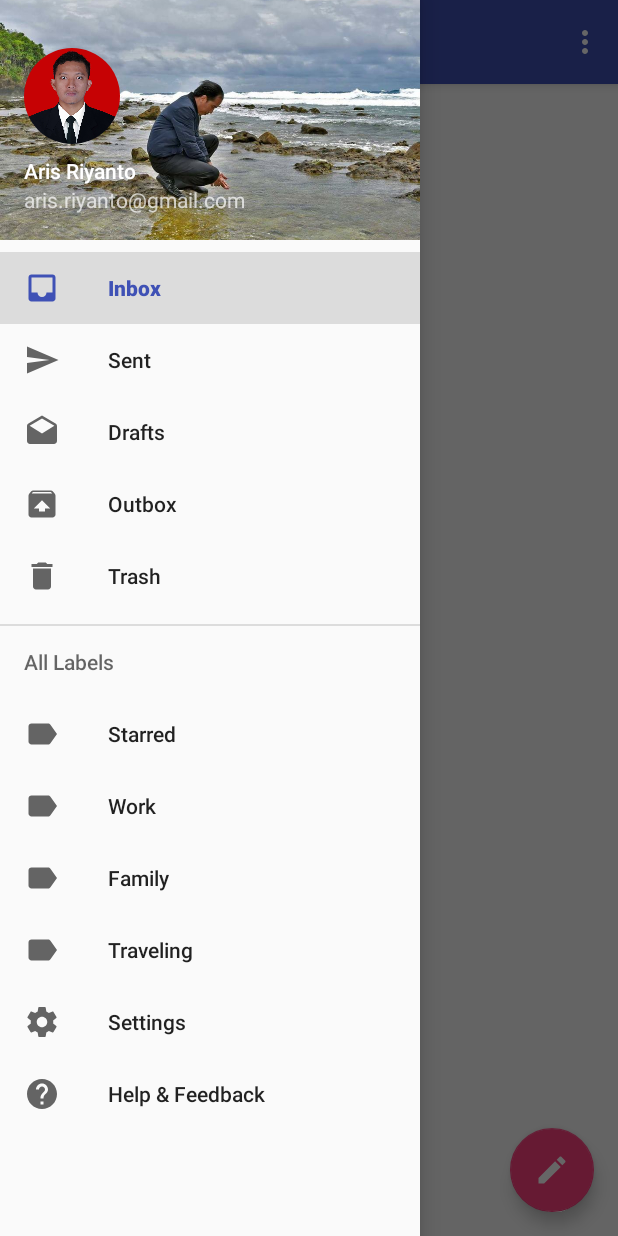
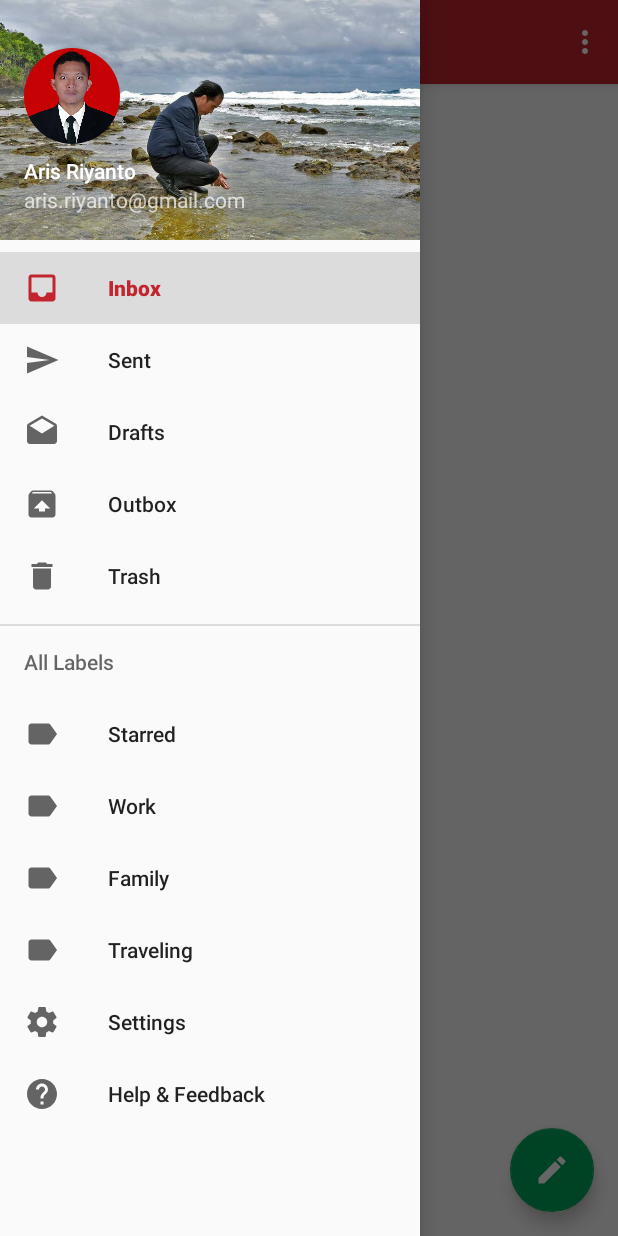
Before and after one commit to edof/Emailku, an Android app: the screen it shows after launch (MainActivity), with the side drawer open, on a phone screen of 412 x 824 dp. Run offline under Robolectric (Android 15) with nearby library versions, the phone set to English and light mode, and no system bars; our stand-ins replace CircleImageView, Volley; network calls fail.

Commit message:
Menambahkan permission INTERNET, recyclerview, swipe refresh layout, JSON converter, toggle star, recyclerview divider, volley singleton

```diff
--- a/app/build.gradle
+++ b/app/build.gradle
@@ -20,11 +20,10 @@ android {
 }
 
 dependencies {
-    compile fileTree(dir: 'libs', include: ['*.jar'])
+    compile fileTree(include: ['*.jar'], dir: 'libs')
     androidTestCompile('com.android.support.test.espresso:espresso-core:2.2.2', {
         exclude group: 'com.android.support', module: 'support-annotations'
     })
-
     //additional dependencies
     compile 'com.android.support:appcompat-v7:25.3.1'
     compile 'com.android.support:design:25.3.1'
@@ -36,4 +35,6 @@ dependencies {
     compile 'com.github.bumptech.glide:glide:3.7.0'
     compile 'de.hdodenhof:circleimageview:2.1.0'
     testCompile 'junit:junit:4.12'
+    compile files('libs/gson-2.2.4.jar')
+    compile files('libs/KGJsonConverter.jar')
 }
--- a/app/src/main/AndroidManifest.xml
+++ b/app/src/main/AndroidManifest.xml
@@ -1,6 +1,8 @@
 <?xml version="1.0" encoding="utf-8"?>
 <manifest xmlns:android="http://schemas.android.com/apk/res/android"
     package="com.mabesstudio.emailku">
+
+    <uses-permission android:name="android.permission.INTERNET"/>
 
     <application
         android:allowBackup="true"
--- a/app/src/main/java/com/mabesstudio/emailku/activity/MainActivity.java
+++ b/app/src/main/java/com/mabesstudio/emailku/activity/MainActivity.java
@@ -145,7 +145,7 @@ public class MainActivity extends AppCompatActivity {
         if (manager != null) {
             FragmentTransaction transaction = manager.beginTransaction();
             if (transaction != null){
-                transaction.replace(R.id.root_layout, fragment);
+                transaction.replace(R.id.root_layout, fragment, "fragment_inbox");
                 transaction.commit();
             }
         }
--- /dev/null
+++ b/app/src/main/java/com/mabesstudio/emailku/app/VolleySingleton.java
@@ -0,0 +1,66 @@
+package com.mabesstudio.emailku.app;
+
+import android.content.Context;
+import android.graphics.Bitmap;
+
+import com.android.volley.Request;
+import com.android.volley.RequestQueue;
+import com.android.volley.toolbox.ImageLoader;
+import com.android.volley.toolbox.Volley;
+import com.bumptech.glide.util.LruCache;
+
+/**
+ * Created by Misbahul on 19/07/2017.
+ */
+
+public class VolleySingleton {
+        private static VolleySingleton mInstance;
+        private RequestQueue mRequestQueue;
+        private ImageLoader mImageLoader;
+        private static Context mCtx;
+
+        private VolleySingleton(Context context) {
+            mCtx = context;
+            mRequestQueue = getRequestQueue();
+
+            mImageLoader = new ImageLoader(mRequestQueue,
+                    new ImageLoader.ImageCache() {
+                        private final LruCache<String, Bitmap>
+                                cache = new LruCache<>(20);
+
+                        @Override
+                        public Bitmap getBitmap(String url) {
+                            return cache.get(url);
+                        }
+
+                        @Override
+                        public void putBitmap(String url, Bitmap bitmap) {
+                            cache.put(url, bitmap);
+                        }
+                    });
+        }
+
+        public static synchronized VolleySingleton getInstance(Context context) {
+            if (mInstance == null) {
+                mInstance = new VolleySingleton(context);
+            }
+            return mInstance;
+        }
+
+        public RequestQueue getRequestQueue() {
+            if (mRequestQueue == null) {
+                // getApplicationContext() is key, it keeps you from leaking the
+                // Activity or BroadcastReceiver if someone passes one in.
+                mRequestQueue = Volley.newRequestQueue(mCtx.getApplicationContext());
+            }
+            return mRequestQueue;
+        }
+
+        public <T> void addToRequestQueue(Request<T> req) {
+            getRequestQueue().add(req);
+        }
+
+        public ImageLoader getImageLoader() {
+            return mImageLoader;
+        }
+}
--- a/app/src/main/java/com/mabesstudio/emailku/fragment/InboxFragment.java
+++ b/app/src/main/java/com/mabesstudio/emailku/fragment/InboxFragment.java
@@ -1,30 +1,107 @@
 package com.mabesstudio.emailku.fragment;
 
 
+import android.content.Context;
 import android.os.Bundle;
 import android.support.v4.app.Fragment;
+import android.support.v4.widget.SwipeRefreshLayout;
+import android.support.v7.widget.LinearLayoutManager;
+import android.support.v7.widget.RecyclerView;
+import android.util.Log;
 import android.view.LayoutInflater;
 import android.view.View;
 import android.view.ViewGroup;
+import android.view.ViewTreeObserver;
+import android.widget.ProgressBar;
+import android.widget.Toast;
 
+import com.android.volley.Request;
+import com.android.volley.Response;
+import com.android.volley.VolleyError;
+import com.android.volley.toolbox.StringRequest;
+import com.kosalgeek.android.json.JsonConverter;
 import com.mabesstudio.emailku.R;
+import com.mabesstudio.emailku.adapter.EmailAdapter;
+import com.mabesstudio.emailku.app.AppConfig;
+import com.mabesstudio.emailku.app.VolleySingleton;
+import com.mabesstudio.emailku.entity.InboxMail;
+import com.mabesstudio.emailku.setup.DividerItemDecoration;
+
+import java.util.ArrayList;
 
 /**
  * A simple {@link Fragment} subclass.
  */
 public class InboxFragment extends Fragment {
 
+    private RecyclerView rv_inbox;
+    private SwipeRefreshLayout refreshInbox;
+    private ProgressBar progressBarInbox;
 
     public InboxFragment() {
         // Required empty public constructor
     }
 
-
     @Override
     public View onCreateView(LayoutInflater inflater, ViewGroup container,
                              Bundle savedInstanceState) {
         // Inflate the layout for this fragment
-        return inflater.inflate(R.layout.fragment_inbox, container, false);
+        View view = inflater.inflate(R.layout.fragment_inbox, container, false);
+        rv_inbox = (RecyclerView) view.findViewById(R.id.rv_inbox);
+        progressBarInbox = (ProgressBar) view.findViewById(R.id.pb_inbox);
+        refreshInbox = (SwipeRefreshLayout) view.findViewById(R.id.swipe_refresh_inbox);
+
+        getDataEmail();
+
+        refreshInbox.setRefreshing(true);
+        refreshInbox.setOnRefreshListener(new SwipeRefreshLayout.OnRefreshListener() {
+            @Override
+            public void onRefresh() {
+                Fragment fragment = getActivity().getSupportFragmentManager().findFragmentByTag("fragment_inbox");
+                getActivity().getSupportFragmentManager().beginTransaction().attach(fragment).detach(fragment).commit();
+                if (refreshInbox.isRefreshing()){
+                    refreshInbox.setRefreshing(false);
+                }
+            }
+        });
+        return view;
     }
 
+    private void getDataEmail() {
+        StringRequest request = new StringRequest(Request.Method.GET, AppConfig.URL_EMAIL_DATA, new Response.Listener<String>() {
+            @Override
+            public void onResponse(String response) {
+                progressBarInbox.setVisibility(View.GONE);
+                refreshInbox.setRefreshing(false);
+                Log.d("response", response);
+                ArrayList<InboxMail> inboxMailArrayList = new JsonConverter<InboxMail>().toArrayList(response, InboxMail.class);
+                EmailAdapter emailAdapter = new EmailAdapter(inboxMailArrayList, getActivity());
+                rv_inbox.setLayoutManager(new LinearLayoutManager(getActivity(), LinearLayoutManager.VERTICAL, false));
+                rv_inbox.setHasFixedSize(true);
+                rv_inbox.addItemDecoration(new DividerItemDecoration(getActivity(), DividerItemDecoration.VERTICAL_LIST));
+                rv_inbox.setAdapter(emailAdapter);
+                rv_inbox.getViewTreeObserver().addOnPreDrawListener(new ViewTreeObserver.OnPreDrawListener() {
+                    @Override
+                    public boolean onPreDraw() {
+                        rv_inbox.getViewTreeObserver().removeOnPreDrawListener(this);
+                        for (int i = 0; i < rv_inbox.getChildCount(); i++) {
+                            View view = rv_inbox.getChildAt(i);
+                            view.setAlpha(0.0f);
+                            view.animate().alpha(1.0f).setDuration(300).setStartDelay(i * 50).start();
+                        }
+                        return true;
+                    }
+                });
+            }
+        }, new Response.ErrorListener() {
+            @Override
+            public void onErrorResponse(VolleyError error) {
+                error.printStackTrace();
+                Toast.makeText(getActivity(), "Gagal mengambil data email", Toast.LENGTH_SHORT).show();
+                progressBarInbox.setVisibility(View.GONE);
+                refreshInbox.setRefreshing(false);
+            }
+        });
+        VolleySingleton.getInstance(getActivity()).addToRequestQueue(request);
+    }
 }
--- /dev/null
+++ b/app/src/main/res/drawable/ic_attachment.xml
@@ -0,0 +1,5 @@
+<vector android:alpha="0.58" android:height="24dp"
+    android:viewportHeight="24.0" android:viewportWidth="24.0"
+    android:width="24dp" xmlns:android="http://schemas.android.com/apk/res/android">
+    <path android:fillColor="#FF000000" android:pathData="M2,12.5C2,9.46 4.46,7 7.5,7H18c2.21,0 4,1.79 4,4s-1.79,4 -4,4H9.5C8.12,15 7,13.88 7,12.5S8.12,10 9.5,10H17v2H9.41c-0.55,0 -0.55,1 0,1H18c1.1,0 2,-0.9 2,-2s-0.9,-2 -2,-2H7.5C5.57,9 4,10.57 4,12.5S5.57,16 7.5,16H17v2H7.5C4.46,18 2,15.54 2,12.5z"/>
+</vector>
--- a/app/src/main/res/layout/app_bar_main.xml
+++ b/app/src/main/res/layout/app_bar_main.xml
@@ -5,6 +5,11 @@
     android:layout_width="match_parent"
     android:layout_height="match_parent"
     tools:context="com.mabesstudio.emailku.activity.MainActivity">
+
+    <LinearLayout
+        android:layout_width="match_parent"
+        android:layout_height="match_parent"
+        android:orientation="vertical">
 
         <android.support.design.widget.AppBarLayout
             android:layout_width="match_parent"
@@ -21,6 +26,8 @@
         </android.support.design.widget.AppBarLayout>
 
         <include layout="@layout/content_main" />
+    </LinearLayout>
+
 
     <android.support.design.widget.FloatingActionButton
         android:id="@+id/fab"
--- a/app/src/main/res/values/colors.xml
+++ b/app/src/main/res/values/colors.xml
@@ -1,6 +1,6 @@
 <?xml version="1.0" encoding="utf-8"?>
 <resources>
-    <color name="colorPrimary">#3F51B5</color>
-    <color name="colorPrimaryDark">#303F9F</color>
-    <color name="colorAccent">#FF4081</color>
+    <color name="colorPrimary">#c2252e</color>
+    <color name="colorPrimaryDark">#970200</color>
+    <color name="colorAccent">#00a95a</color>
 </resources>
--- a/app/src/main/res/values/strings.xml
+++ b/app/src/main/res/values/strings.xml
@@ -8,4 +8,7 @@
 
     <!-- TODO: Remove or change this placeholder text -->
     <string name="hello_blank_fragment">Hello blank fragment</string>
+    <string name="sample_snippet">Dear Aris, you have invited to join CodeLab 3.0 for Java and Android Programming. This event requires Java and Android Programming at intermediate skill. You must improves your skill first.</string>
+    <string name="sample_subject">CodeLab 3.0</string>
+    <string name="sample_sender">Aris Riyanto</string>
 </resources>
```
Also changed, not shown: app/src/main/java/com/mabesstudio/emailku/adapter/EmailAdapter.java (added, +127 -0 lines), app/src/main/java/com/mabesstudio/emailku/entity/InboxMail.java (added, +12 -0 lines), app/src/main/java/com/mabesstudio/emailku/setup/DividerItemDecoration.java (added, +84 -0 lines), app/src/main/res/drawable/ic_star_black.xml (added, +9 -0 lines), app/src/main/res/drawable/ic_star_border_black.xml (added, +9 -0 lines), app/src/main/res/layout/fragment_inbox.xml (+16 -3 lines), app/src/main/res/layout/rv_inbox_item.xml (added, +86 -0 lines), app/libs/KGJsonConverter.jar (added), app/libs/gson-2.2.4.jar (added). Lines whose indentation alone changed are shown as unchanged.
